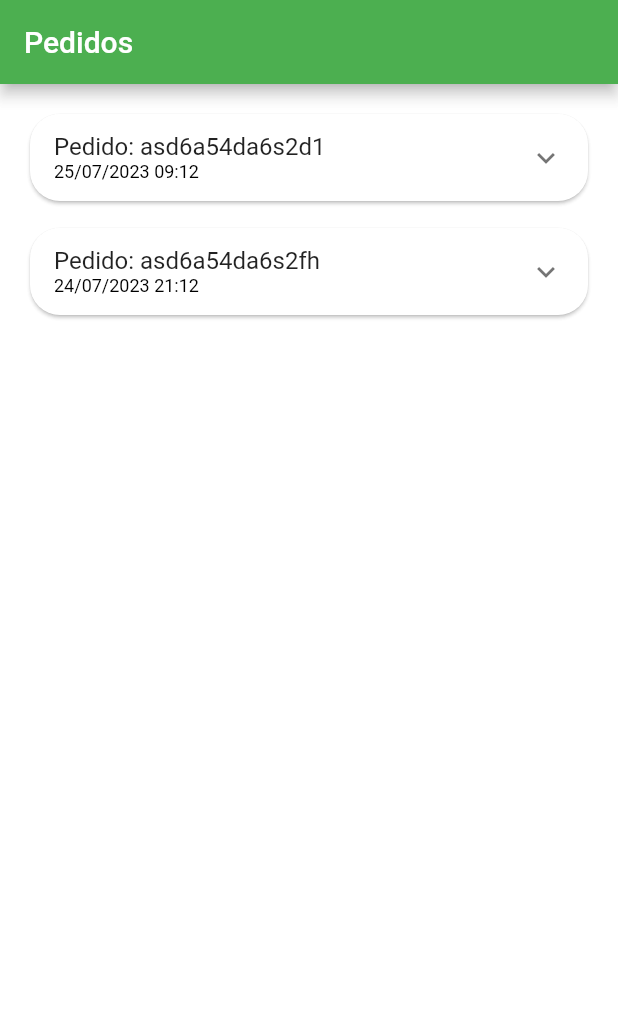
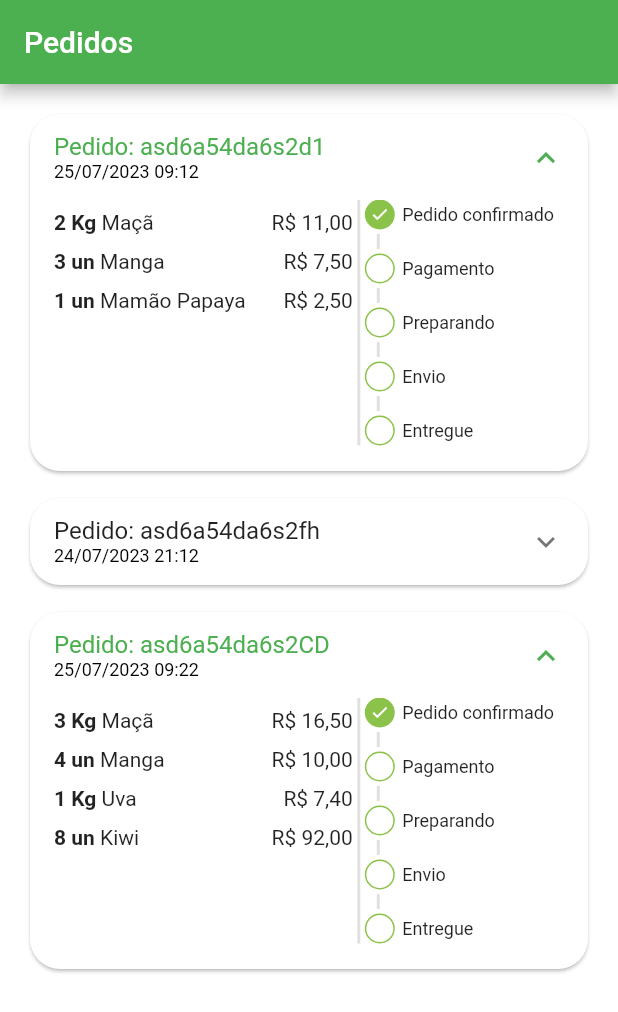
Before and after one commit to souzarogih/GreenGrocer, a Flutter app: the OrdersTab screen opened directly, on a phone screen of 412 x 824 dp. Shown: the top 1012 px of the screen. Run offline on Flutter 3.47's test engine with Material 2 defaults, Android fonts, the phone set to English and light mode, and no system bars; our stand-ins replace animated_text_kit, mask_text_input_formatter.

Commit message:
Concluindo os status do pedido

```diff
--- a/lib/src/config/app_data.dart
+++ b/lib/src/config/app_data.dart
@@ -176,4 +176,36 @@ List<OrderModel> orders = [
       ),
     ],
   ),
+
+  //Pedido 3
+  OrderModel(
+    copyAndPaste: 'q1w2e3r4t5C5',
+    createdDateTime: DateTime.parse(
+      '2023-07-25 09:22:12.095',
+    ),
+    overdueDateTime: DateTime.parse(
+      '2023-07-26 12:10:21.120',
+    ),
+    id: 'asd6a54da6s2CD',
+    status: 'pending_payment',
+    total: 101.0,
+    items: [
+      CartItemModel(
+        item: apple,
+        quantity: 3,
+      ),
+      CartItemModel(
+        item: mango,
+        quantity: 4,
+      ),
+      CartItemModel(
+        item: grape,
+        quantity: 1,
+      ),
+      CartItemModel(
+        item: kiwi,
+        quantity: 8,
+      ),
+    ],
+  ),
 ];
--- a/lib/src/pages/orders/components/order_status_widget.dart
+++ b/lib/src/pages/orders/components/order_status_widget.dart
@@ -48,7 +48,40 @@ class OrderStatusWidget extends StatelessWidget {
             title: 'Pagamento Pix Vencido',
             backgroundColor: Colors.red,
           ),
-        ]
+        ] else ...[
+          //Pagamento
+          _StatusDot(
+            isActive: currentStatus >= 2,
+            title: 'Pagamento',
+          ),
+
+          // Divisor
+          const _CustomDivider(),
+
+          //Preparando
+          _StatusDot(
+            isActive: currentStatus >= 3,
+            title: 'Preparando',
+          ),
+
+          // Divisor
+          const _CustomDivider(),
+
+          //Envio
+          _StatusDot(
+            isActive: currentStatus >= 4,
+            title: 'Envio',
+          ),
+
+          // Divisor
+          const _CustomDivider(),
+
+          //Entregue
+          _StatusDot(
+            isActive: currentStatus == 5,
+            title: 'Entregue',
+          ),
+        ],
       ],
     );
   }
--- a/lib/src/pages/orders/components/order_tile.dart
+++ b/lib/src/pages/orders/components/order_tile.dart
@@ -23,6 +23,7 @@ class OrderTile extends StatelessWidget {
       child: Theme(
         data: Theme.of(context).copyWith(dividerColor: Colors.transparent),
         child: ExpansionTile(
+          initiallyExpanded: order.status == 'pending_payment',
           title: Column(
             mainAxisSize: MainAxisSize.min,
             crossAxisAlignment: CrossAxisAlignment.start,
@@ -39,13 +40,14 @@ class OrderTile extends StatelessWidget {
           ),
           childrenPadding: const EdgeInsets.fromLTRB(16, 0, 16, 16),
           children: [
-            SizedBox(
-              height: 150,
+            IntrinsicHeight(
               child: Row(
                 children: [
                   // Lista de produtos
                   Expanded(
                     flex: 3,
+                    child: SizedBox(
+                      height: 150,
                       child: ListView(
                         children: order.items.map((orderItem) {
                           return _OrderItemWidget(
@@ -53,6 +55,7 @@ class OrderTile extends StatelessWidget {
                             orderItem: orderItem,
                           );
                         }).toList(),
+                      ),
                     ),
                   ),
                   // Divisão
```
Lines whose indentation alone changed are shown as unchanged.
